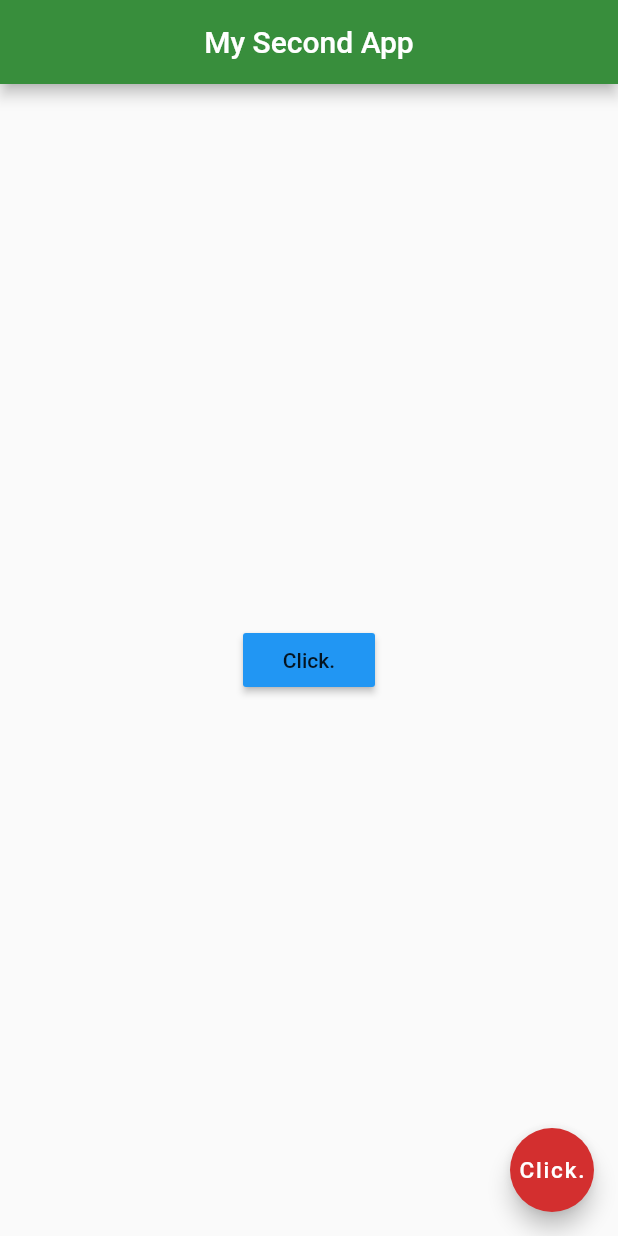
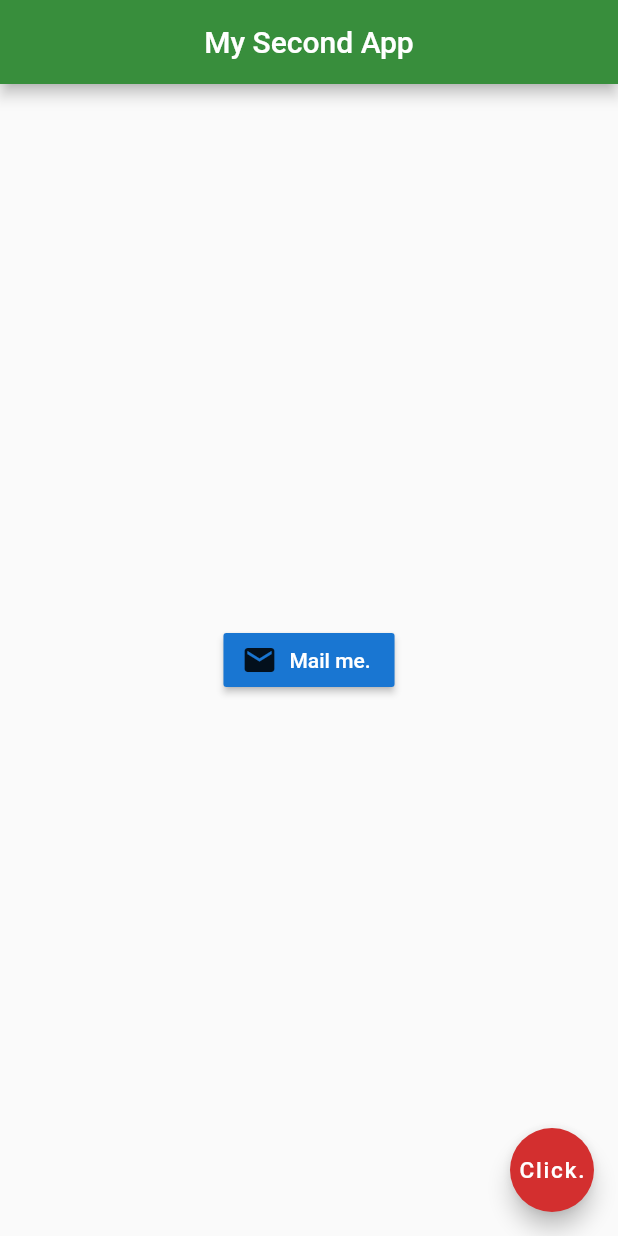
Before and after one commit to tej1996nitrr/flutterapp, a Flutter app: the screen it shows after launch, after a tap on "Click.", on a phone screen of 412 x 824 dp. Run offline on Flutter 3.47's test engine with Material 2 defaults, Android fonts, the phone set to English and light mode, and no system bars.

Commit message:
raisedbutton & icon

```diff
--- a/flutterapp/lib/main.dart
+++ b/flutterapp/lib/main.dart
@@ -14,12 +14,7 @@ class Home extends StatelessWidget {
         backgroundColor: Colors.green[700],
       ),
       body: Center(
-        child: RaisedButton(
-          onPressed:() => {
-            print("You clicked me")
-          },
-          child: Text('Click.'),
-          color: Colors.blue,)
+        child: RaisedButton.icon(onPressed: (){}, icon: Icon(Icons.mail), label: Text('Mail me.',style: TextStyle(color: Colors.white),), color: Colors.blue[700],)
         ),
       floatingActionButton: FloatingActionButton(
         onPressed:() => {},
```
